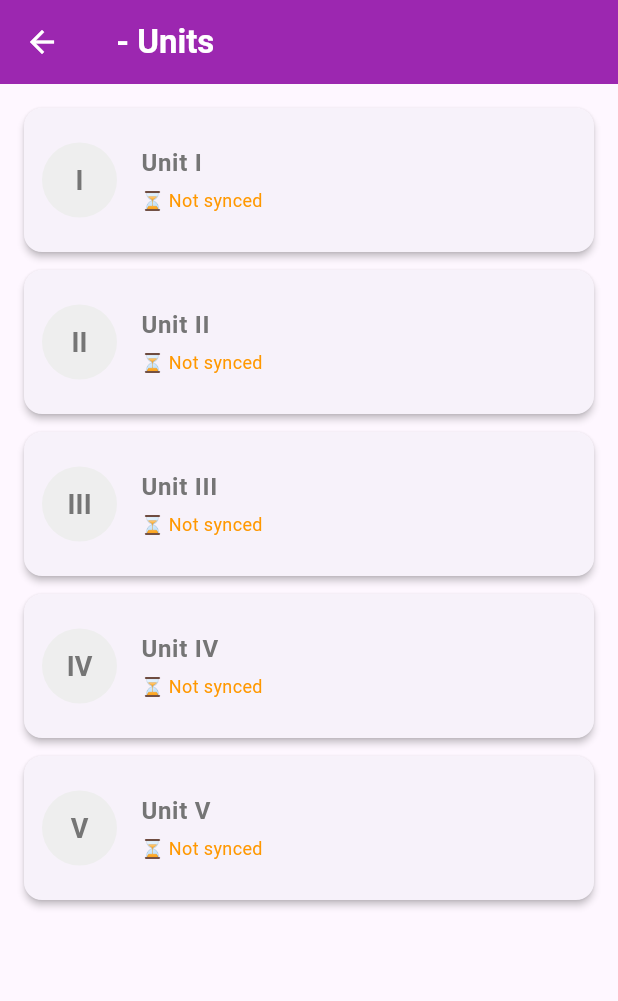
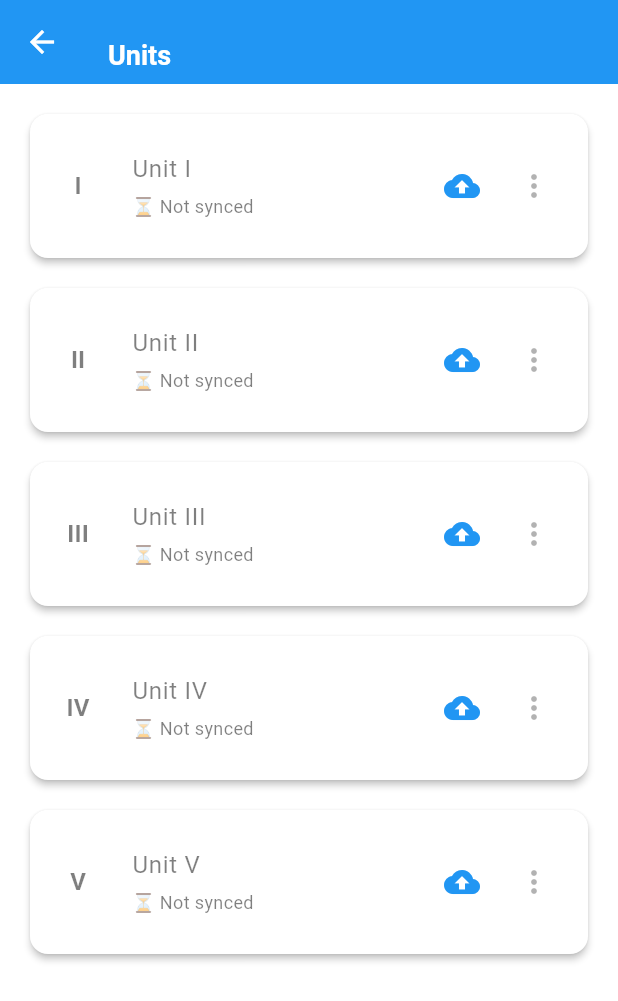
Before and after one commit to ShilpaChinnakkagari/CretCom_Study_App, a Flutter app: the UnitScreen screen opened directly with empty values, on a phone screen of 412 x 824 dp. Shown: the top 1001 px of the screen. Run offline on Flutter 3.47's test engine with Material 3 defaults, Android fonts, the phone set to English and light mode, and no system bars; our stand-ins replace file_picker, firebase_auth, firebase_core, google_sign_in, image_picker, share_plus and 1 more; missing offline and left inert: flutter_pdfview, googleapis; accounts and stored records are empty.

Commit message:
Completion-2 , Phase-2 of Project --- CRET COM

```diff
--- a/lib/screens/unit_screen.dart
+++ b/lib/screens/unit_screen.dart
@@ -23,22 +23,44 @@ class UnitScreen extends StatefulWidget {
   State<UnitScreen> createState() => _UnitScreenState();
 }
 
-class _UnitScreenState extends State<UnitScreen> {
+class _UnitScreenState extends State<UnitScreen> with SingleTickerProviderStateMixin {
   final DriveService _driveService = DriveService();
   final List<Unit> _units = [];
   bool _isLoading = true;
   final List<String> _defaultUnits = ['I', 'II', 'III', 'IV', 'V'];
 
   late final String _baseKey;
+  late AnimationController _animationController;
+  late Animation<double> _fadeAnimation;
 
   @override
   void initState() {
     super.initState();
-    // Use subject folder ID as base key - this NEVER changes!
-    _baseKey = 'units_${widget.subject.folderId ?? widget.subject.id}';
+    _baseKey = 'units_${widget.subject.name}_${widget.subject.courseCode}'
+        .replaceAll(' ', '_')
+        .replaceAll('(', '')
+        .replaceAll(')', '');
+
+    // Setup animations
+    _animationController = AnimationController(
+      vsync: this,
+      duration: const Duration(milliseconds: 800),
+    );
+    _fadeAnimation = CurvedAnimation(
+      parent: _animationController,
+      curve: Curves.easeIn,
+    );
+    _animationController.forward();
+
     print("🔑 Unit base key: $_baseKey");
     print("📁 Subject folder ID: ${widget.subject.folderId}");
     _loadUnits();
+  }
+
+  @override
+  void dispose() {
+    _animationController.dispose();
+    super.dispose();
   }
 
   Future<void> _loadUnits() async {
@@ -47,19 +69,16 @@ class _UnitScreenState extends State<UnitScreen> {
     try {
       final prefs = await SharedPreferences.getInstance();
 
-      // Clear existing list
       _units.clear();
 
-      // Check if units were already created for this subject
-      bool unitsCreated = prefs.getBool('${_baseKey}_created') ?? false;
-      print("📊 Units already created: $unitsCreated");
+      bool hasAnySynced = false;
 
       for (String unitNum in _defaultUnits) {
         String key = '${_baseKey}_$unitNum';
         String? folderId = prefs.getString(key);
 
         if (folderId != null && folderId.isNotEmpty) {
-          // Unit exists - add to list
+          hasAnySynced = true;
           _units.add(Unit(
             id: unitNum,
             name: 'Unit $unitNum',
@@ -67,7 +86,6 @@ class _UnitScreenState extends State<UnitScreen> {
           ));
           print("✅ Loaded Unit $unitNum with folder: $folderId");
         } else {
-          // Unit doesn't exist yet
           _units.add(Unit(
             id: unitNum,
             name: 'Unit $unitNum',
@@ -76,15 +94,9 @@ class _UnitScreenState extends State<UnitScreen> {
         }
       }
 
-      // Only auto-create if NO units have folder IDs AND subject has folder
-      bool hasAnySynced = _units.any((u) => u.folderId != null);
-
-      if (!hasAnySynced && widget.subject.folderId != null && !unitsCreated) {
+      if (!hasAnySynced && widget.subject.folderId != null) {
         print("📁 Auto-creating all units for subject: ${widget.subject.name}");
         await _createAllUnits(prefs);
-        await prefs.setBool('${_baseKey}_created', true);
-      } else {
-        print("✅ Using existing units - no auto-creation needed");
       }
 
     } catch (e) {
@@ -99,7 +111,6 @@ class _UnitScreenState extends State<UnitScreen> {
 
     for (String unitNum in _defaultUnits) {
       try {
-        print("📁 Creating Unit $unitNum...");
         final folderId = await _driveService.createUnitFolder(
           unitNum,
           widget.subject.folderId!
@@ -109,7 +120,6 @@ class _UnitScreenState extends State<UnitScreen> {
           String key = '${_baseKey}_$unitNum';
           await prefs.setString(key, folderId);
 
-          // Update the unit in the list
           int index = _units.indexWhere((u) => u.id == unitNum);
           if (index != -1) {
             _units[index] = Unit(
@@ -136,19 +146,80 @@ class _UnitScreenState extends State<UnitScreen> {
       );
     }
 
-    setState(() {}); // Refresh UI
+    setState(() {});
+  }
+
+  Future<void> _createSingleUnit(Unit unit) async {
+    if (widget.subject.folderId == null) {
+      ScaffoldMessenger.of(context).showSnackBar(
+        const SnackBar(content: Text('Subject not synced to Drive')),
+      );
+      return;
+    }
+
+    setState(() => _isLoading = true);
+
+    try {
+      final folderId = await _driveService.createUnitFolder(
+        unit.id,
+        widget.subject.folderId!
+      );
+
+      if (folderId != null) {
+        final prefs = await SharedPreferences.getInstance();
+        String key = '${_baseKey}_${unit.id}';
+        await prefs.setString(key, folderId);
+
+        int index = _units.indexWhere((u) => u.id == unit.id);
+        if (index != -1) {
+          _units[index] = Unit(
+            id: unit.id,
+            name: 'Unit ${unit.id}',
+            folderId: folderId,
+          );
+        }
+
+        setState(() {});
+
+        ScaffoldMessenger.of(context).showSnackBar(
+          SnackBar(content: Text('✅ Unit ${unit.id} synced'), backgroundColor: Colors.green),
+        );
+      }
+    } catch (e) {
+      print("❌ Error creating unit: $e");
+      ScaffoldMessenger.of(context).showSnackBar(
+        SnackBar(content: Text('Error: $e'), backgroundColor: Colors.red),
+      );
+    } finally {
+      setState(() => _isLoading = false);
+    }
   }
 
   @override
   Widget build(BuildContext context) {
+    final theme = Theme.of(context);
+
     return Scaffold(
       appBar: AppBar(
-        title: Text(
-          '${widget.subject.name} - Units',
-          style: const TextStyle(fontWeight: FontWeight.bold),
+        title: Column(
+          crossAxisAlignment: CrossAxisAlignment.start,
+          children: [
+            Text(
+              widget.subject.name,
+              style: const TextStyle(
+                fontSize: 14,
+                fontWeight: FontWeight.w300,
               ),
-        backgroundColor: Colors.purple,
-        foregroundColor: Colors.white,
+            ),
+            Text(
+              'Units',
+              style: const TextStyle(
+                fontSize: 18,
+                fontWeight: FontWeight.bold,
+              ),
+            ),
+          ],
+        ),
       ),
       body: _isLoading
           ? const Center(
@@ -161,45 +232,42 @@ class _UnitScreenState extends State<UnitScreen> {
                 ],
               ),
             )
-          : ListView.builder(
+          : FadeTransition(
+              opacity: _fadeAnimation,
+              child: ListView.builder(
                 padding: const EdgeInsets.all(16),
                 itemCount: _units.length,
                 itemBuilder: (context, index) {
                   final unit = _units[index];
                   bool isSynced = unit.folderId != null && unit.folderId!.isNotEmpty;
 
-                return Card(
+                  return AnimatedContainer(
+                    duration: Duration(milliseconds: 300 + (index * 100)),
+                    curve: Curves.easeOut,
                     margin: const EdgeInsets.only(bottom: 12),
-                  elevation: 2,
-                  shape: RoundedRectangleBorder(
-                    borderRadius: BorderRadius.circular(12),
-                  ),
-                  child: Column(
-                    children: [
-                      ListTile(
+                    child: Card(
+                      child: ListTile(
                         contentPadding: const EdgeInsets.all(12),
                         leading: CircleAvatar(
                           backgroundColor: isSynced
-                              ? Colors.purple.shade100
-                              : Colors.grey.shade200,
-                          radius: 25,
+                              ? theme.colorScheme.secondary.withOpacity(0.2)
+                              : theme.colorScheme.surface,
                           child: Text(
                             unit.name.replaceAll('Unit ', ''),
                             style: TextStyle(
-                              fontSize: 18,
                               fontWeight: FontWeight.bold,
                               color: isSynced
-                                  ? Colors.purple.shade700
-                                  : Colors.grey.shade600,
+                                  ? theme.colorScheme.secondary
+                                  : theme.colorScheme.onSurface.withOpacity(0.5),
                             ),
                           ),
                         ),
                         title: Text(
                           unit.name,
                           style: TextStyle(
-                            fontSize: 16,
-                            fontWeight: FontWeight.w600,
-                            color: isSynced ? Colors.black : Colors.grey.shade600,
+                            color: isSynced
+                                ? theme.colorScheme.onSurface
+                                : theme.colorScheme.onSurface.withOpacity(0.5),
                           ),
                         ),
                         subtitle: Padding(
@@ -209,14 +277,33 @@ class _UnitScreenState extends State<UnitScreen> {
                                 ? '✅ Permanently synced'
                                 : '⏳ Not synced',
                             style: TextStyle(
-                              color: isSynced ? Colors.green : Colors.orange,
+                              color: isSynced
+                                  ? theme.colorScheme.secondary
+                                  : theme.colorScheme.onSurface.withOpacity(0.5),
                               fontSize: 12,
                             ),
                           ),
                         ),
-                        trailing: isSynced
-                            ? PopupMenuButton(
-                                icon: const Icon(Icons.more_vert, color: Colors.purple),
+                        trailing: Row(
+                          mainAxisSize: MainAxisSize.min,
+                          children: [
+                            if (!isSynced)
+                              IconButton(
+                                icon: Icon(
+                                  Icons.cloud_upload,
+                                  color: theme.colorScheme.primary,
+                                ),
+                                onPressed: _isLoading ? null : () => _createSingleUnit(unit),
+                                tooltip: 'Create in Drive',
+                              ),
+                            PopupMenuButton(
+                              icon: Icon(
+                                Icons.more_vert,
+                                color: isSynced
+                                    ? theme.colorScheme.onSurface
+                                    : theme.colorScheme.onSurface.withOpacity(0.3),
+                              ),
+                              enabled: isSynced,
                               shape: RoundedRectangleBorder(
                                 borderRadius: BorderRadius.circular(12),
                               ),
@@ -269,14 +356,15 @@ class _UnitScreenState extends State<UnitScreen> {
                                   );
                                 }
                               },
-                              )
-                            : const SizedBox(width: 40), // Empty space when not synced
                             ),
                           ],
+                        ),
+                      ),
                     ),
                   );
                 },
               ),
+            ),
     );
   }
 }
--- a/lib/services/theme_service.dart
+++ b/lib/services/theme_service.dart
@@ -38,23 +38,150 @@ class ThemeService extends ChangeNotifier {
     }
   }
 
+  // ==================== LIGHT THEME ====================
   ThemeData get _lightTheme => ThemeData(
+    brightness: Brightness.light,
     primarySwatch: Colors.blue,
-    brightness: Brightness.light,
     useMaterial3: true,
     appBarTheme: const AppBarTheme(
       backgroundColor: Colors.blue,
       foregroundColor: Colors.white,
+      elevation: 0,
+    ),
+    cardTheme: CardTheme(
+      elevation: 2,
+      shape: RoundedRectangleBorder(
+        borderRadius: BorderRadius.circular(12),
+      ),
+    ),
+    floatingActionButtonTheme: const FloatingActionButtonThemeData(
+      backgroundColor: Colors.blue,
+      foregroundColor: Colors.white,
+    ),
+    colorScheme: const ColorScheme.light(
+      primary: Colors.blue,
+      secondary: Colors.green,
+      surface: Colors.white,
+      background: Colors.grey,
     ),
   );
 
+  // ==================== DARK THEME (Enhanced for Developer) ====================
   ThemeData get _darkTheme => ThemeData(
-    primarySwatch: Colors.blue,
     brightness: Brightness.dark,
     useMaterial3: true,
+
+    // TRUE BLACK background for AMOLED
+    scaffoldBackgroundColor: Colors.black,
+
+    // Primary colors - vibrant against black
+    primaryColor: Colors.blue.shade400,
+    colorScheme: const ColorScheme.dark(
+      primary: Colors.blue,
+      secondary: Colors.green,
+      surface: Color(0xFF121212), // Slightly lighter black for cards
+      background: Colors.black,
+      error: Colors.red,
+      onPrimary: Colors.white,
+      onSecondary: Colors.white,
+      onSurface: Colors.white,
+      onBackground: Colors.white,
+      onError: Colors.white,
+    ),
+
+    // App Bar - true black with colored text
     appBarTheme: AppBarTheme(
-      backgroundColor: Colors.grey.shade900,
+      backgroundColor: Colors.black,
+      foregroundColor: Colors.blue.shade400,
+      elevation: 0,
+      titleTextStyle: const TextStyle(
+        color: Colors.white,
+        fontSize: 20,
+        fontWeight: FontWeight.bold,
+      ),
+      iconTheme: IconThemeData(color: Colors.blue.shade400),
+    ),
+
+    // Cards - slightly lighter black with borders
+    cardTheme: CardTheme(
+      color: const Color(0xFF121212),
+      elevation: 0,
+      shape: RoundedRectangleBorder(
+        borderRadius: BorderRadius.circular(12),
+        side: BorderSide(color: Colors.grey.shade800, width: 1),
+      ),
+    ),
+
+    // Drawer - true black
+    drawerTheme: const DrawerThemeData(
+      backgroundColor: Colors.black,
+    ),
+
+    // List tiles
+    listTileTheme: const ListTileThemeData(
+      textColor: Colors.white,
+      iconColor: Colors.white70,
+    ),
+
+    // Text themes
+    textTheme: const TextTheme(
+      headlineLarge: TextStyle(color: Colors.white, fontWeight: FontWeight.bold),
+      headlineMedium: TextStyle(color: Colors.white, fontWeight: FontWeight.bold),
+      titleLarge: TextStyle(color: Colors.white, fontWeight: FontWeight.w600),
+      titleMedium: TextStyle(color: Colors.white),
+      bodyLarge: TextStyle(color: Colors.white70),
+      bodyMedium: TextStyle(color: Colors.white70),
+      labelLarge: TextStyle(color: Colors.white),
+    ),
+
+    // Input decoration
+    inputDecorationTheme: InputDecorationTheme(
+      filled: true,
+      fillColor: const Color(0xFF1E1E1E),
+      border: OutlineInputBorder(
+        borderRadius: BorderRadius.circular(8),
+        borderSide: BorderSide(color: Colors.grey.shade700),
+      ),
+      enabledBorder: OutlineInputBorder(
+        borderRadius: BorderRadius.circular(8),
+        borderSide: BorderSide(color: Colors.grey.shade700),
+      ),
+      focusedBorder: OutlineInputBorder(
+        borderRadius: BorderRadius.circular(8),
+        borderSide: BorderSide(color: Colors.blue.shade400, width: 2),
+      ),
+      labelStyle: const TextStyle(color: Colors.white70),
+      hintStyle: const TextStyle(color: Colors.grey),
+    ),
+
+    // Button themes
+    elevatedButtonTheme: ElevatedButtonThemeData(
+      style: ElevatedButton.styleFrom(
+        backgroundColor: Colors.blue.shade400,
+        foregroundColor: Colors.white,
+        shape: RoundedRectangleBorder(
+          borderRadius: BorderRadius.circular(8),
+        ),
+      ),
+    ),
+
+    // Floating action button
+    floatingActionButtonTheme: FloatingActionButtonThemeData(
+      backgroundColor: Colors.blue.shade400,
       foregroundColor: Colors.white,
+    ),
+
+    // Dialog theme
+    dialogTheme: DialogTheme(
+      backgroundColor: const Color(0xFF1E1E1E),
+      titleTextStyle: const TextStyle(color: Colors.white, fontSize: 20, fontWeight: FontWeight.bold),
+      contentTextStyle: const TextStyle(color: Colors.white70),
+    ),
+
+    // Bottom sheet theme
+    bottomSheetTheme: const BottomSheetThemeData(
+      backgroundColor: Color(0xFF1E1E1E),
+      modalBackgroundColor: Color(0xFF1E1E1E),
     ),
   );
 }
```
Lines whose indentation alone changed are shown as unchanged.
